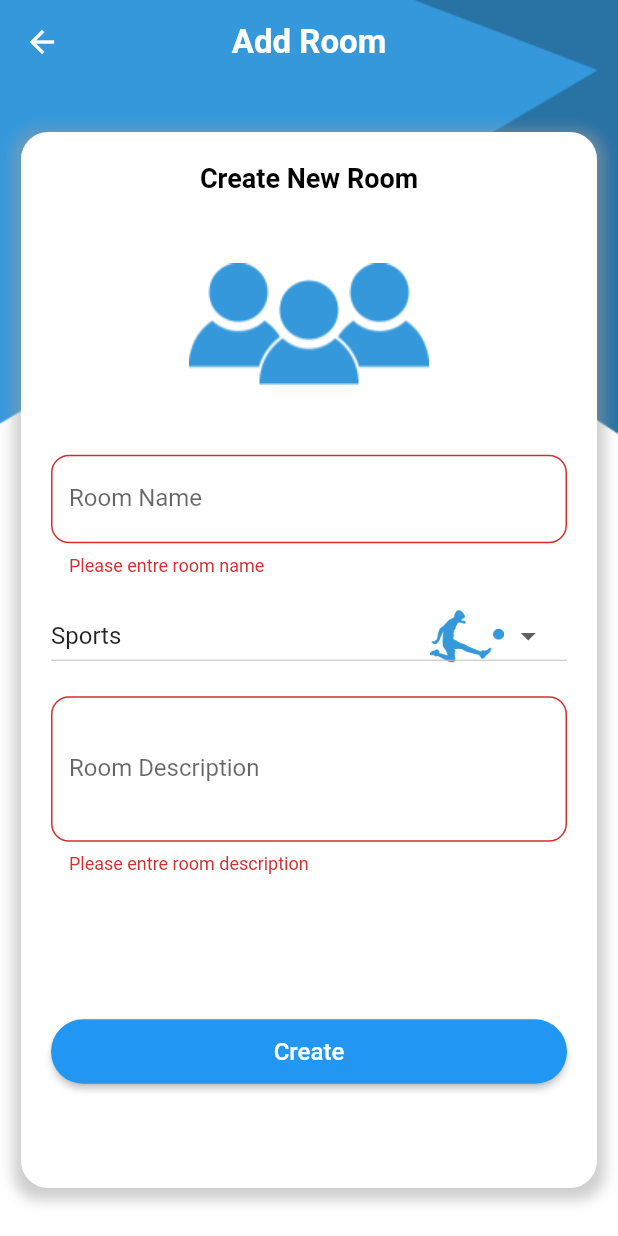
After one commit to melsayed7/chat_app, a Flutter app: the AddRoom screen opened by its route, after a tap on "Create", on a phone screen of 412 x 824 dp. The commit adds this screen. Run offline on Flutter 3.47's test engine with Material 2 defaults, Android fonts, the phone set to English and light mode, and no system bars; our stand-ins replace cloud_firestore, firebase_auth, firebase_core; accounts and stored records are empty.

Commit message:
create add room screen and add it's functionality

```diff
--- a/lib/database/database_helper.dart
+++ b/lib/database/database_helper.dart
@@ -1,4 +1,5 @@
 import 'package:chat_app/model/chat_user.dart';
+import 'package:chat_app/model/room.dart';
 import 'package:cloud_firestore/cloud_firestore.dart';
 
 class DatabaseHelper {
@@ -12,6 +13,15 @@ class DatabaseHelper {
         );
   }
 
+  static CollectionReference<Room> getRoomCollection() {
+    return FirebaseFirestore.instance
+        .collection(Room.collectionName)
+        .withConverter<Room>(
+          fromFirestore: (snapshot, options) => Room.fromJson(snapshot.data()!),
+          toFirestore: (room, options) => room.toJson(),
+        );
+  }
+
   static Future<void> registerUser(ChatUser user) async {
     return getUserCollection().doc(user.id).set(user);
   }
@@ -20,4 +30,10 @@ class DatabaseHelper {
     var docSnapshot = await getUserCollection().doc(userID).get();
     return docSnapshot.data();
   }
+
+  static Future<void> addRoomToFirebase(Room room) async {
+    var docRef = getRoomCollection().doc();
+    room.roomID = docRef.id;
+    return docRef.set(room);
+  }
 }
--- a/lib/main.dart
+++ b/lib/main.dart
@@ -1,3 +1,4 @@
+import 'package:chat_app/module/add_room/add_room.dart';
 import 'package:chat_app/module/home/home_screen.dart';
 import 'package:chat_app/module/login/login_screen.dart';
 import 'package:chat_app/module/register/register_screen.dart';
@@ -28,6 +29,7 @@ class MyApp extends StatelessWidget {
         LoginScreen.routeName: (context) => LoginScreen(),
         RegisterScreen.routeName: (context) => RegisterScreen(),
         HomeScreen.routeName: (context) => HomeScreen(),
+        AddRoom.routeName: (context) => AddRoom(),
       },
       initialRoute: userProvider.firebaseUser == null
           ? LoginScreen.routeName
--- /dev/null
+++ b/lib/model/category.dart
@@ -0,0 +1,38 @@
+class Category {
+  static const String sportsID = 'sports';
+  static const String musicID = 'music';
+  static const String moviesID = 'movies';
+
+  String id;
+
+  late String title;
+
+  late String image;
+
+  Category({
+    required this.id,
+    required this.title,
+    required this.image,
+  });
+
+  Category.fromID(this.id) {
+    if (id == sportsID) {
+      title = 'Sports';
+      image = 'asset/images/sports.png';
+    } else if (id == musicID) {
+      title = 'Music';
+      image = 'asset/images/music.png';
+    } else if (id == moviesID) {
+      title = 'Movies';
+      image = 'asset/images/movies.png';
+    }
+  }
+
+  static List<Category> getCategory() {
+    return [
+      Category.fromID(sportsID),
+      Category.fromID(musicID),
+      Category.fromID(moviesID),
+    ];
+  }
+}
--- /dev/null
+++ b/lib/model/room.dart
@@ -0,0 +1,32 @@
+class Room {
+  static const String collectionName = 'rooms';
+
+  String roomID;
+  String title;
+  String description;
+  String categoryID;
+
+  Room({
+    required this.roomID,
+    required this.title,
+    required this.description,
+    required this.categoryID,
+  });
+
+  Room.fromJson(Map<String, dynamic> json)
+      : this(
+          roomID: json['room_id'] as String,
+          title: json['title'] as String,
+          description: json['description'] as String,
+          categoryID: json['category_id'] as String,
+        );
+
+  Map<String, dynamic> toJson() {
+    return {
+      'room_id': roomID,
+      'title': title,
+      'description': description,
+      'category_id': categoryID,
+    };
+  }
+}
--- /dev/null
+++ b/lib/module/add_room/add_room.dart
@@ -0,0 +1,214 @@
+import 'dart:async';
+
+import 'package:chat_app/model/category.dart';
+import 'package:chat_app/module/add_room/add_room_controller.dart';
+import 'package:chat_app/module/add_room/add_room_view_model.dart';
+import 'package:chat_app/shared/component/utils.dart' as utils;
+import 'package:flutter/material.dart';
+import 'package:provider/provider.dart';
+
+class AddRoom extends StatefulWidget {
+  static const String routeName = 'add_room';
+
+  @override
+  State<AddRoom> createState() => _AddRoomState();
+}
+
+class _AddRoomState extends State<AddRoom> implements AddRoomController {
+  AddRoomViewModel viewModel = AddRoomViewModel();
+  var titleRoom = TextEditingController();
+  var desRoom = TextEditingController();
+  var formKey = GlobalKey<FormState>();
+  var categoryList = Category.getCategory();
+  late Category selectedItem;
+
+  @override
+  void initState() {
+    super.initState();
+    viewModel.addRoomController = this;
+    selectedItem = categoryList[0];
+  }
+
+  @override
+  Widget build(BuildContext context) {
+    return ChangeNotifierProvider(
+      create: (context) => viewModel,
+      child: Stack(
+        children: [
+          Container(
+            color: Colors.white,
+          ),
+          Image.asset(
+            'asset/images/background.png',
+            fit: BoxFit.fill,
+            width: double.infinity,
+            height: double.infinity,
+          ),
+          Scaffold(
+            resizeToAvoidBottomInset: false,
+            appBar: AppBar(
+              title: Text(
+                'Add Room',
+                style: Theme.of(context).textTheme.headline1,
+              ),
+              centerTitle: true,
+            ),
+            body: Container(
+              margin: const EdgeInsets.symmetric(horizontal: 14, vertical: 32),
+              padding: const EdgeInsets.all(20),
+              width: double.infinity,
+              decoration: BoxDecoration(
+                color: Colors.white,
+                borderRadius: BorderRadius.circular(18),
+                boxShadow: [
+                  BoxShadow(
+                    color: Colors.grey.withOpacity(0.5),
+                    spreadRadius: 5,
+                    blurRadius: 7,
+                    offset: const Offset(0, 3), // changes position of shadow
+                  ),
+                ],
+              ),
+              child: Form(
+                key: formKey,
+                child: Column(
+                  crossAxisAlignment: CrossAxisAlignment.stretch,
+                  children: [
+                    const Text(
+                      'Create New Room',
+                      textAlign: TextAlign.center,
+                      style: TextStyle(
+                        fontSize: 18,
+                        fontWeight: FontWeight.bold,
+                        color: Colors.black,
+                      ),
+                    ),
+                    Image.asset('asset/images/group.png'),
+                    TextFormField(
+                      controller: titleRoom,
+                      validator: (value) {
+                        if (value == null || value.trim().isEmpty) {
+                          return 'Please entre room name';
+                        } else {
+                          return null;
+                        }
+                      },
+                      decoration: InputDecoration(
+                        label: const Text('Room Name'),
+                        border: OutlineInputBorder(
+                          borderRadius: BorderRadius.circular(12),
+                        ),
+                      ),
+                    ),
+                    const SizedBox(
+                      height: 16,
+                    ),
+                    DropdownButton<Category>(
+                      value: selectedItem,
+                      items: categoryList
+                          .map(
+                            (category) => DropdownMenuItem<Category>(
+                              value: category,
+                              child: Row(
+                                mainAxisAlignment:
+                                    MainAxisAlignment.spaceBetween,
+                                children: [
+                                  Text(category.title),
+                                  SizedBox(
+                                    width:
+                                        MediaQuery.of(context).size.width * .5,
+                                  ),
+                                  Image.asset(category.image),
+                                ],
+                              ),
+                            ),
+                          )
+                          .toList(),
+                      onChanged: (newCategory) {
+                        if (newCategory == null) return;
+                        selectedItem = newCategory;
+                        setState(() {});
+                      },
+                    ),
+                    const SizedBox(
+                      height: 16,
+                    ),
+                    TextFormField(
+                      controller: desRoom,
+                      maxLines: 3,
+                      minLines: 3,
+                      validator: (value) {
+                        if (value == null || value.trim().isEmpty) {
+                          return 'Please entre room description';
+                        } else {
+                          return null;
+                        }
+                      },
+                      decoration: InputDecoration(
+                        label: const Text('Room Description'),
+                        border: OutlineInputBorder(
+                          borderRadius: BorderRadius.circular(12),
+                        ),
+                      ),
+                    ),
+                    const Spacer(
+                      flex: 2,
+                    ),
+                    ElevatedButton(
+                      onPressed: () {
+                        if (formKey.currentState!.validate()) {
+                          viewModel.createRoom(
+                              titleRoom.text, desRoom.text, selectedItem.id);
+                        }
+                      },
+                      style: ElevatedButton.styleFrom(
+                        padding: const EdgeInsets.all(12),
+                        shape: RoundedRectangleBorder(
+                          borderRadius: BorderRadius.circular(25),
+                        ),
+                      ),
+                      child: const Text(
+                        'Create',
+                        style: TextStyle(
+                          fontWeight: FontWeight.w500,
+                          fontSize: 16,
+                        ),
+                      ),
+                    ),
+                    const Spacer(
+                      flex: 1,
+                    ),
+                  ],
+                ),
+              ),
+            ),
+          ),
+        ],
+      ),
+    );
+  }
+
+  @override
+  void hideLoading() {
+    utils.hideLoading(context);
+  }
+
+  @override
+  void navigateToHome() {
+    Timer(const Duration(seconds: 2), () {
+      Navigator.pop(context);
+    });
+  }
+
+  @override
+  void showLoading() {
+    utils.showLoading(context);
+  }
+
+  @override
+  void showMessage(String message) {
+    utils.showMessage(context, message, 'OK', (context) {
+      Navigator.pop(context);
+    });
+  }
+}
--- /dev/null
+++ b/lib/module/add_room/add_room_controller.dart
@@ -0,0 +1,9 @@
+abstract class AddRoomController {
+  void showLoading();
+
+  void hideLoading();
+
+  void showMessage(String message);
+
+  void navigateToHome();
+}
--- /dev/null
+++ b/lib/module/add_room/add_room_view_model.dart
@@ -0,0 +1,28 @@
+import 'package:chat_app/database/database_helper.dart';
+import 'package:chat_app/model/room.dart';
+import 'package:chat_app/module/add_room/add_room_controller.dart';
+import 'package:flutter/material.dart';
+
+class AddRoomViewModel extends ChangeNotifier {
+  late AddRoomController addRoomController;
+
+  void createRoom(String titleRoom, String desRoom, String categoryID) async {
+    var room = Room(
+      roomID: '',
+      title: titleRoom,
+      description: desRoom,
+      categoryID: categoryID,
+    );
+
+    try {
+      addRoomController.showLoading();
+      await DatabaseHelper.addRoomToFirebase(room);
+      addRoomController.hideLoading();
+      addRoomController.showMessage('Room has been created successfully');
+      addRoomController.navigateToHome();
+    } catch (error) {
+      addRoomController.hideLoading();
+      addRoomController.showMessage(error.toString());
+    }
+  }
+}
--- a/lib/module/home/home_screen.dart
+++ b/lib/module/home/home_screen.dart
@@ -1,11 +1,31 @@
+import 'package:chat_app/module/add_room/add_room.dart';
+import 'package:chat_app/module/home/home_screen_controller.dart';
+import 'package:chat_app/module/home/home_screen_view_model.dart';
 import 'package:flutter/material.dart';
+import 'package:provider/provider.dart';
 
-class HomeScreen extends StatelessWidget {
+class HomeScreen extends StatefulWidget {
   static const String routeName = 'homeScreen';
 
   @override
+  State<HomeScreen> createState() => _HomeScreenState();
+}
+
+class _HomeScreenState extends State<HomeScreen>
+    implements HomeScreenController {
+  HomeScreenViewModel viewModel = HomeScreenViewModel();
+
+  @override
+  void initState() {
+    super.initState();
+    viewModel.homeScreenController = this;
+  }
+
+  @override
   Widget build(BuildContext context) {
-    return Stack(
+    return ChangeNotifierProvider(
+      create: (context) => viewModel,
+      child: Stack(
         children: [
           Container(
             color: Colors.white,
@@ -24,8 +44,15 @@ class HomeScreen extends StatelessWidget {
               ),
               centerTitle: true,
             ),
+            floatingActionButton: FloatingActionButton(
+              onPressed: () {
+                Navigator.of(context).pushNamed(AddRoom.routeName);
+              },
+              child: const Icon(Icons.add),
+            ),
           ),
         ],
+      ),
     );
   }
 }
--- /dev/null
+++ b/lib/module/home/home_screen_controller.dart
@@ -0,0 +1 @@
+abstract class HomeScreenController {}
--- /dev/null
+++ b/lib/module/home/home_screen_view_model.dart
@@ -0,0 +1,6 @@
+import 'package:chat_app/module/home/home_screen_controller.dart';
+import 'package:flutter/material.dart';
+
+class HomeScreenViewModel extends ChangeNotifier {
+  late HomeScreenController homeScreenController;
+}
```
Also changed, not shown: asset/images/group.png (added), asset/images/movies.png (added), asset/images/music.png (added), asset/images/sports.png (added). Lines whose indentation alone changed are shown as unchanged.
